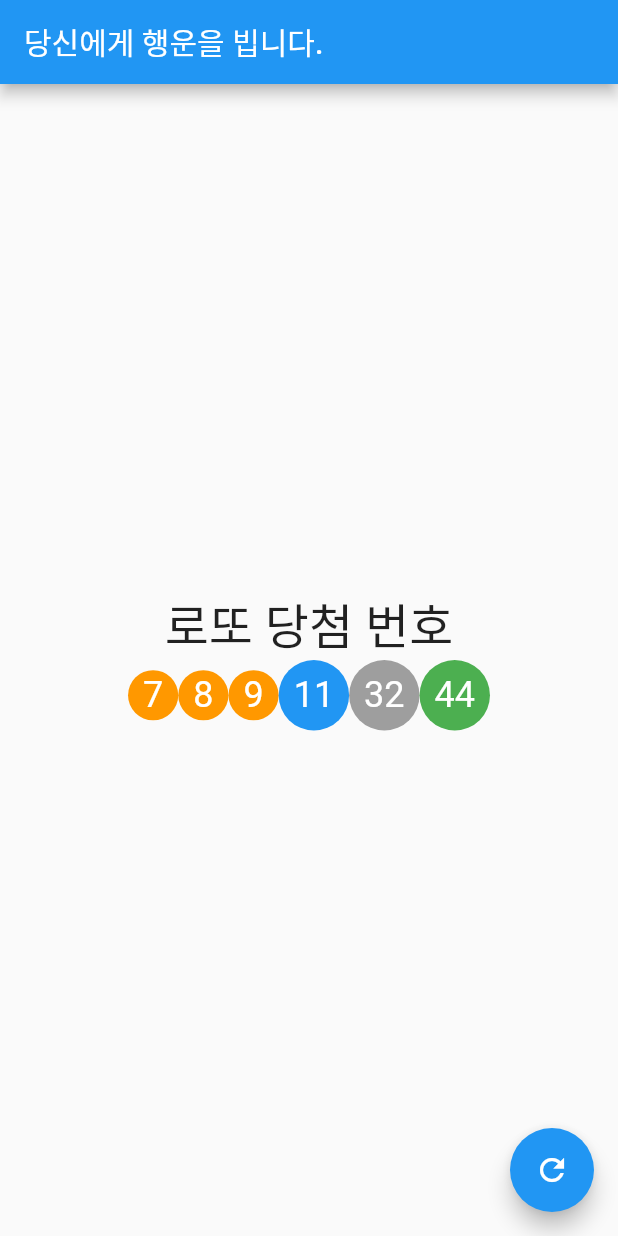
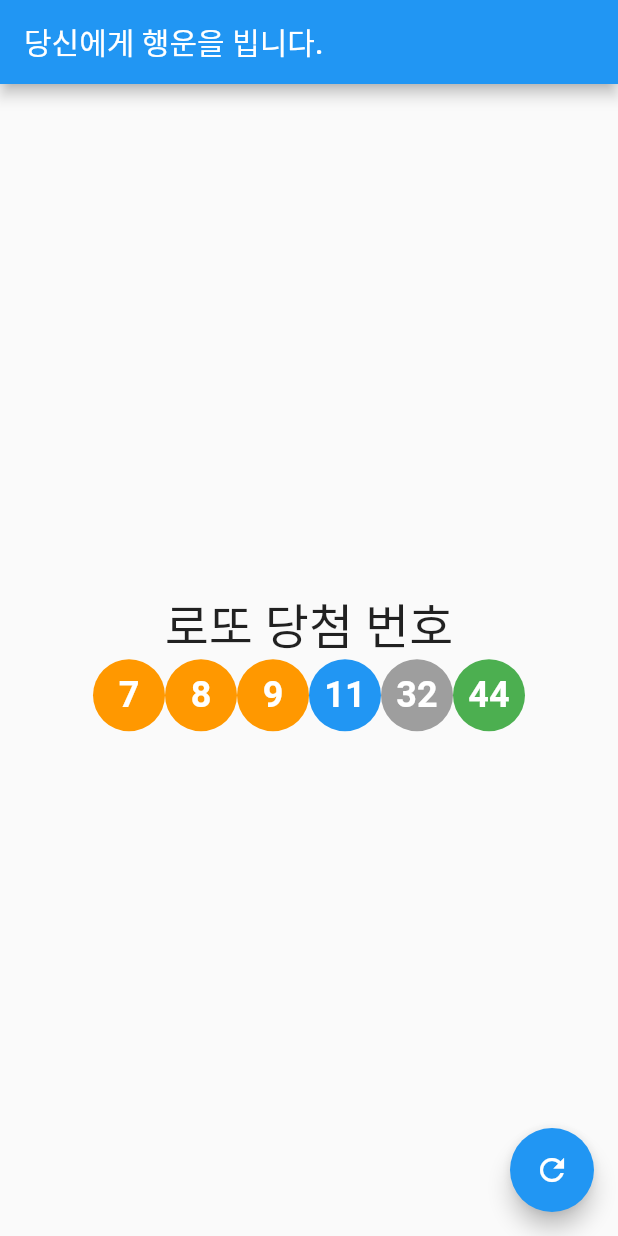
Before and after one commit to leenow-project/lotto, a Flutter app: the screen it shows after launch, after a tap on the "refresh" icon, on a phone screen of 412 x 824 dp. Run offline on Flutter 3.47's test engine with Material 2 defaults, Android fonts, the phone set to English and light mode, and no system bars.

Commit message:
숫자 UI완성

```diff
--- a/lib/main.dart
+++ b/lib/main.dart
@@ -99,6 +99,7 @@ class _MyHomePageState extends State<MyHomePage> {
   Widget _pickNumberWidget(int number) {
     return Center(
       child: Container(
+        width: 48,
         decoration: BoxDecoration(
           color: number >= 40
               ? Colors.green
@@ -110,12 +111,15 @@ class _MyHomePageState extends State<MyHomePage> {
           shape: BoxShape.circle,
         ),
         child: Padding(
-          padding: const EdgeInsets.all(10.0),
-          child: Text(
-            '$number',
-            style: TextStyle(
-              color: Colors.white,
-              fontSize: 24.0,
+          padding: EdgeInsets.all(10.0),
+          child: Center(
+            child: Text(
+              '$number',
+              style: TextStyle(
+                color: Colors.white,
+                fontSize: 24.0,
+                fontWeight: FontWeight.bold,
+              ),
             ),
           ),
         ),
```
